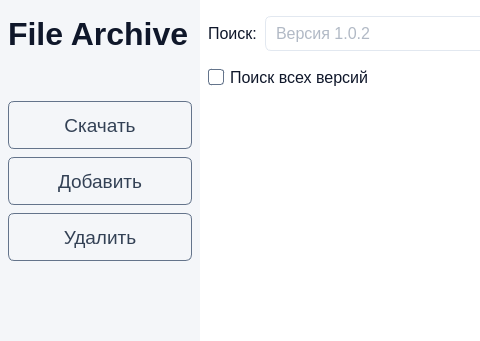
Qt form ui/mainUI.ui (pntech-dev/File-Archive) before a commit; both pictures show x 0 to 480 and y 0 to 341 of the 1000 by 700 pixel window.
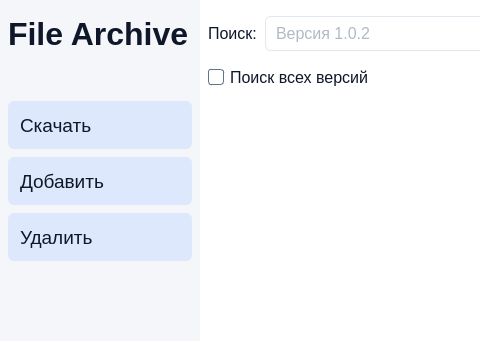
The same form after that commit. Icons and pictures are not drawn.

Commit message: feat(ui): add icon settings and update UI

Diff of the .ui file:
```diff
--- a/ui/mainUI.ui
+++ b/ui/mainUI.ui
@@ -281,7 +281,9 @@
 }
 
 /* === Базовые свойства sidebar-кнопок === */
-QPushButton.sidebar {
+QPushButton#download_tab_pushButton,
+QPushButton#add_tab_pushButton,
+QPushButton#delete_tab_pushButton{
     border: none;
     border-radius: 6px;
     padding: 8px 12px;
@@ -292,13 +294,16 @@
 }
 
 /* === Наведение === */
-QPushButton.sidebar:hover {
+QPushButton#download_tab_pushButton:hover,
+QPushButton#add_tab_pushButton:hover,
+QPushButton#delete_tab_pushButton:hover{
     background-color: #C8D9FF;       /* Светло-синий hover */
 }
 
 /* === Активная (нажатая / выбранная / залипшая) кнопка === */
-QPushButton.sidebar:checked,
-QPushButton.sidebar:pressed {
+QPushButton#download_tab_pushButton:checked,
+QPushButton#add_tab_pushButton:checked,
+QPushButton#delete_tab_pushButton:checked{
     background-color: #2563EB;       /* Акцентный синий фон */
     color: #FFFFFF;                  /* Белый текст */
     font-weight: bold;               /* Жирный шрифт */
@@ -417,11 +422,16 @@
             <property name="font">
              <font>
               <pointsize>14</pointsize>
+              <weight>50</weight>
+              <bold>false</bold>
              </font>
             </property>
             <property name="text">
              <string>Скачать</string>
             </property>
+            <property name="checkable">
+             <bool>true</bool>
+            </property>
            </widget>
           </item>
           <item>
@@ -441,11 +451,16 @@
             <property name="font">
              <font>
               <pointsize>14</pointsize>
+              <weight>50</weight>
+              <bold>false</bold>
              </font>
             </property>
             <property name="text">
              <string>Добавить</string>
             </property>
+            <property name="checkable">
+             <bool>true</bool>
+            </property>
            </widget>
           </item>
           <item>
@@ -465,11 +480,16 @@
             <property name="font">
              <font>
               <pointsize>14</pointsize>
+              <weight>50</weight>
+              <bold>false</bold>
              </font>
             </property>
             <property name="text">
              <string>Удалить</string>
             </property>
+            <property name="checkable">
+             <bool>true</bool>
+            </property>
            </widget>
           </item>
          </layout>
```
The commit also changes 3 other files.
